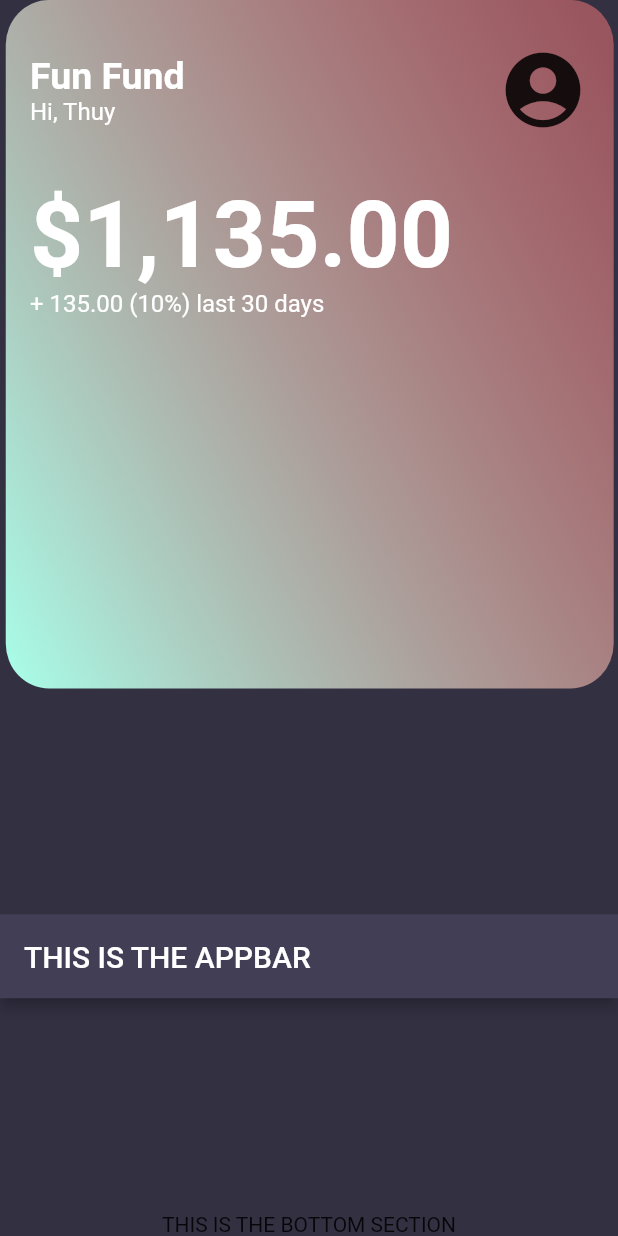
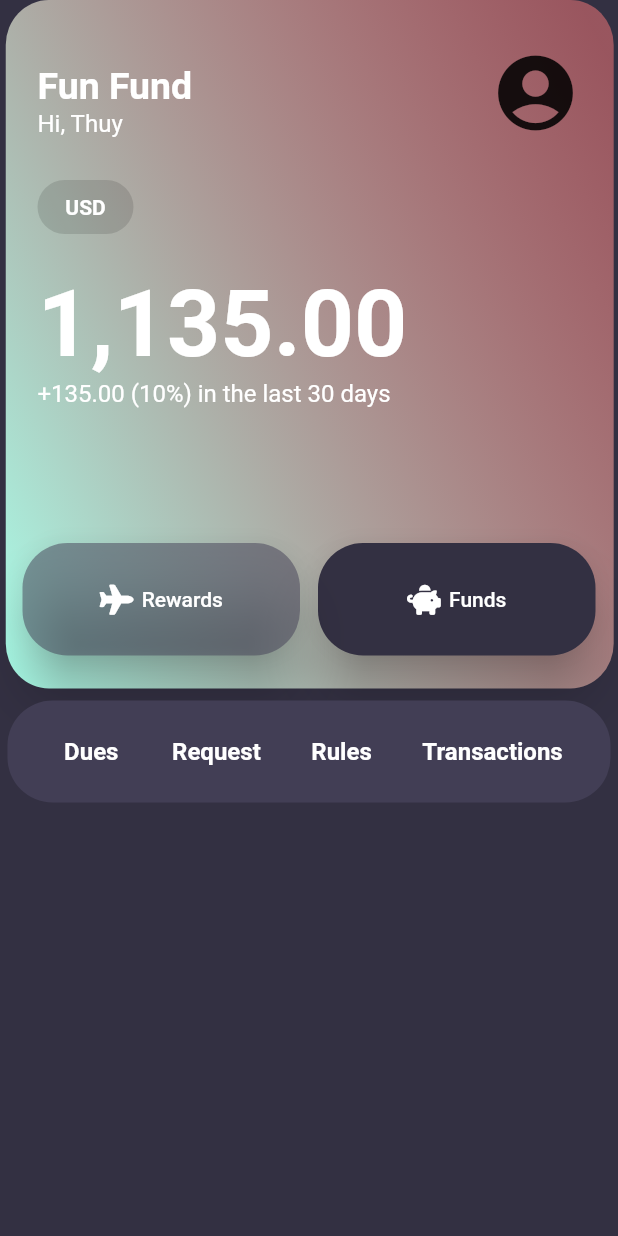
Before and after one commit to avdavid57/fun_fund_flutter, a Flutter app: the screen it shows after launch, on a phone screen of 412 x 824 dp. Run offline on Flutter 3.47's test engine with Material 2 defaults, Android fonts, the phone set to English and light mode, and no system bars; our stand-ins replace flutter_svg, font_awesome_flutter.

Commit message:
Added main menu bar

```diff
--- /dev/null
+++ b/lib/components/large_button.dart
@@ -0,0 +1,37 @@
+import 'package:flutter/material.dart';
+
+class LargeButton extends StatelessWidget {
+  const LargeButton(
+      {super.key, required this.buttonTitle,
+      required this.icon,
+      required this.onPressFunction,
+      required this.color});
+
+  final String buttonTitle;
+  final IconData icon;
+  final Color? color;
+  final VoidCallback? onPressFunction;
+
+  @override
+  Widget build(BuildContext context) {
+    return TextButton.icon(
+      onPressed: onPressFunction,
+      icon: Icon(
+        icon,
+        color: Colors.white,
+        size: 20,
+      ),
+      label: Text(
+        buttonTitle,
+        style: const TextStyle(color: Colors.white),
+      ),
+      style: TextButton.styleFrom(
+        backgroundColor: color,
+        fixedSize: const Size(185, 75),
+        elevation: 15,
+        shape: const RoundedRectangleBorder(
+            borderRadius: BorderRadius.all(Radius.circular(30.0))),
+      ),
+    );
+  }
+}
--- /dev/null
+++ b/lib/components/main_menu_bar.dart
@@ -0,0 +1,45 @@
+import 'package:flutter/material.dart';
+import 'package:fun_fund/constants.dart';
+import 'menu_button.dart';
+
+class MainMenuBar extends StatelessWidget {
+  const MainMenuBar({
+    super.key,
+  });
+
+  @override
+  Widget build(BuildContext context) {
+    return Container(
+      padding: EdgeInsets.all(10.0),
+      margin: EdgeInsets.fromLTRB(5, 0, 5, 0),
+      decoration: BoxDecoration(
+        color: kMenuBarBackgroundColor,
+        borderRadius: BorderRadius.all(Radius.circular(30)),
+      ),
+      child: Row(
+        mainAxisAlignment: MainAxisAlignment.spaceEvenly,
+        children: const [
+          MenuButton(
+            buttonTitle: 'Dues',
+            color: Colors.white,
+            onPressFunction: null,
+          ),
+          MenuButton(
+              buttonTitle: 'Request',
+              color: Colors.white,
+              onPressFunction: null),
+          MenuButton(
+            buttonTitle: 'Rules',
+            color: Colors.white,
+            onPressFunction: null,
+          ),
+          MenuButton(
+            buttonTitle: 'Transactions',
+            color: Colors.white,
+            onPressFunction: null,
+          ),
+        ],
+      ),
+    );
+  }
+}
--- a/lib/components/main_top_section.dart
+++ /dev/null
@@ -1,73 +0,0 @@
-import 'package:flutter/material.dart';
-import 'package:flutter_svg/flutter_svg.dart';
-import 'package:fun_fund/constants.dart';
-
-class MainTopSection extends StatelessWidget {
-  const MainTopSection({
-    super.key,
-  });
-
-  final String topAssetName = 'images/topSectiontopBackground.svg';
-
-  @override
-  Widget build(BuildContext context) {
-    return SafeArea(
-      child: Stack(children: [
-        SvgPicture.asset(
-          topAssetName,
-          fit: BoxFit.fill,
-        ),
-        Column(
-          children: [
-            Container(
-              margin: const EdgeInsets.only(top: 30.0, left: 20.0, right: 20.0),
-              child: Row(
-                mainAxisAlignment: MainAxisAlignment.spaceBetween,
-                children: [
-                  Column(
-                    crossAxisAlignment: CrossAxisAlignment.start,
-                    children: const [
-                      Text(
-                        'Fun Fund',
-                        style: kLargeLabelTextStyle,
-                      ),
-                      Text(
-                        // TODO Update name of user
-                        'Hi, Thuy',
-                        style: kSmallLabelTextStyle,
-                      ),
-                    ],
-                  ),
-                  // TODO Link up profile icon
-                  const Icon(
-                    Icons.account_circle,
-                    size: 60.0,
-                  ),
-                ],
-              ),
-            ),
-            Container(
-              margin: const EdgeInsets.only(top: 30.0, left: 20.0, right: 20.0),
-              child: Align(
-                alignment: Alignment.centerLeft,
-                child: Column(
-                  crossAxisAlignment: CrossAxisAlignment.start,
-                  children: const [
-                    Text(
-                      '\$1,135.00',
-                      style: kLargeFundBalanceText,
-                    ),
-                    Text(
-                      '+ 135.00 (10%) last 30 days',
-                      style: kSmallLabelTextStyle,
-                    )
-                  ],
-                ),
-              ),
-            ),
-          ],
-        ),
-      ]),
-    );
-  }
-}
--- /dev/null
+++ b/lib/components/menu_button.dart
@@ -0,0 +1,30 @@
+import 'package:flutter/material.dart';
+import 'package:fun_fund/constants.dart';
+
+class MenuButton extends StatelessWidget {
+  const MenuButton({
+    super.key,
+    required this.buttonTitle,
+    required this.color,
+    required this.onPressFunction,
+  });
+
+  final String buttonTitle;
+  final Color color;
+  final VoidCallback? onPressFunction;
+
+  @override
+  Widget build(BuildContext context) {
+    return TextButton(
+      onPressed: onPressFunction,
+      child: Text(
+        buttonTitle,
+        style: TextStyle(
+            backgroundColor: kInactiveButton,
+            color: color,
+            fontSize: 16.0,
+            fontWeight: FontWeight.bold),
+      ),
+    );
+  }
+}
--- a/lib/constants.dart
+++ b/lib/constants.dart
@@ -3,6 +3,8 @@ import 'package:flutter/material.dart';
 const kMainBackgroundColor = Color(0xFF333042);
 const kMenuBarBackgroundColor = Color(0xFF423E55);
 const kInactiveButton = Color(0xFF423E55);
+
+const kDefaultMargin = EdgeInsets.only(top: 25.0, left: 25.0, right: 25.0);
 
 const kLargeLabelTextStyle = TextStyle(
   color: Colors.white,
--- a/lib/main.dart
+++ b/lib/main.dart
@@ -1,6 +1,7 @@
 import 'package:flutter/material.dart';
 import 'constants.dart';
-import 'components/main_top_section.dart';
+import 'screens/main_screen.dart';
+import 'components/main_menu_bar.dart';
 
 void main() {
   runApp(const FunFund());
@@ -15,19 +16,9 @@ class FunFund extends StatelessWidget {
       home: Scaffold(
         backgroundColor: kMainBackgroundColor,
         body: Column(
-          mainAxisAlignment: MainAxisAlignment.spaceBetween,
-          children: [
-            const MainTopSection(),
-            AppBar(
-              // TODO Complete app bar menu items
-              title: const Text('THIS IS THE APPBAR'),
-              backgroundColor: kMenuBarBackgroundColor,
-            ),
-            Column(
-              children: const [
-                Text('THIS IS THE BOTTOM SECTION'),
-              ],
-            ),
+          children: const [
+            MainScreen(),
+            MainMenuBar(),
           ],
         ),
       ),
--- /dev/null
+++ b/lib/screens/main_screen.dart
@@ -0,0 +1,128 @@
+import 'package:flutter/material.dart';
+import 'package:flutter_svg/flutter_svg.dart';
+import 'package:fun_fund/constants.dart';
+import 'package:fun_fund/components/large_button.dart';
+import 'package:font_awesome_flutter/font_awesome_flutter.dart';
+
+enum MainButtonClicked {
+  funds,
+  rewards,
+}
+
+class MainScreen extends StatefulWidget {
+  const MainScreen({super.key});
+
+  @override
+  // ignore: library_private_types_in_public_api
+  _MainScreenState createState() => _MainScreenState();
+}
+
+class _MainScreenState extends State<MainScreen> {
+  final String topAssetName = 'assets/backgrounds/topSectiontopBackground.svg';
+  MainButtonClicked mainButtonClicked = MainButtonClicked.funds;
+
+  @override
+  Widget build(BuildContext context) {
+    return SafeArea(
+        child: Stack(children: [
+      SvgPicture.asset(
+        topAssetName,
+        fit: BoxFit.fill,
+      ),
+      const Positioned(
+        bottom: 395,
+        left: 25,
+        child: Text(
+          'Fun Fund',
+          style: kLargeLabelTextStyle,
+        ),
+      ),
+      const Positioned(
+        bottom: 375,
+        left: 25,
+        child: Text(
+          // TODO Update name of user
+          'Hi, Thuy',
+          style: kSmallLabelTextStyle,
+        ),
+      ),
+      // TODO Link up profile icon
+      const Positioned(
+        bottom: 375,
+        right: 25,
+        child: Icon(
+          Icons.account_circle,
+          size: 60.0,
+        ),
+      ),
+      Positioned(
+        bottom: 305,
+        left: 25,
+        child: ElevatedButton(
+          onPressed: null,
+          style: ElevatedButton.styleFrom(
+            backgroundColor: Colors.black87,
+            shape: const StadiumBorder(),
+          ),
+          child: const Text(
+            'USD',
+            style: TextStyle(
+                color: Colors.white, fontSize: 14, fontWeight: FontWeight.bold),
+          ),
+        ),
+      ),
+      const Positioned(
+        bottom: 215,
+        left: 25,
+        child: Text(
+          // TODO Link up bank value
+          '1,135.00',
+          style: kLargeFundBalanceText,
+        ),
+      ),
+      const Positioned(
+        bottom: 195,
+        left: 25,
+        child: Text(
+          // TODO Link up bank value
+          '+135.00 (10%) in the last 30 days',
+          style: kSmallLabelTextStyle,
+        ),
+      ),
+      Positioned(
+        bottom: 30,
+        right: 15,
+        child: LargeButton(
+          buttonTitle: 'Funds',
+          icon: FontAwesomeIcons.piggyBank,
+          onPressFunction: () {
+            // TODO Clicking button shows bank savings
+            setState(() {
+              mainButtonClicked = MainButtonClicked.funds;
+            });
+          },
+          color: mainButtonClicked == MainButtonClicked.funds
+              ? kMainBackgroundColor
+              : kInactiveButton.withOpacity(0.5),
+        ),
+      ),
+      Positioned(
+        bottom: 30,
+        left: 15,
+        child: LargeButton(
+          buttonTitle: 'Rewards',
+          icon: FontAwesomeIcons.plane,
+          onPressFunction: () {
+            // TODO Clicking button shows rewards progress
+            setState(() {
+              mainButtonClicked = MainButtonClicked.rewards;
+            });
+          },
+          color: mainButtonClicked == MainButtonClicked.rewards
+              ? kMainBackgroundColor
+              : kInactiveButton.withOpacity(0.5),
+        ),
+      ),
+    ]));
+  }
+}
--- a/pubspec.yaml
+++ b/pubspec.yaml
@@ -14,6 +14,7 @@ dependencies:
 
   cupertino_icons: ^1.0.2
   flutter_svg: ^2.0.2
+  font_awesome_flutter: ^10.4.0
 
 dev_dependencies:
   flutter_test:
@@ -26,4 +27,5 @@ flutter:
   uses-material-design: true
 
   assets:
-    - images/
+    - assets/backgrounds/
+    - assets/images/
```
Also changed, not shown: assets/backgrounds/currency_background.svg (renamed from images/currency_background.svg), assets/backgrounds/topSectiontopBackground.svg (renamed from images/topSectiontopBackground.svg), pubspec.lock, 1 other file.
